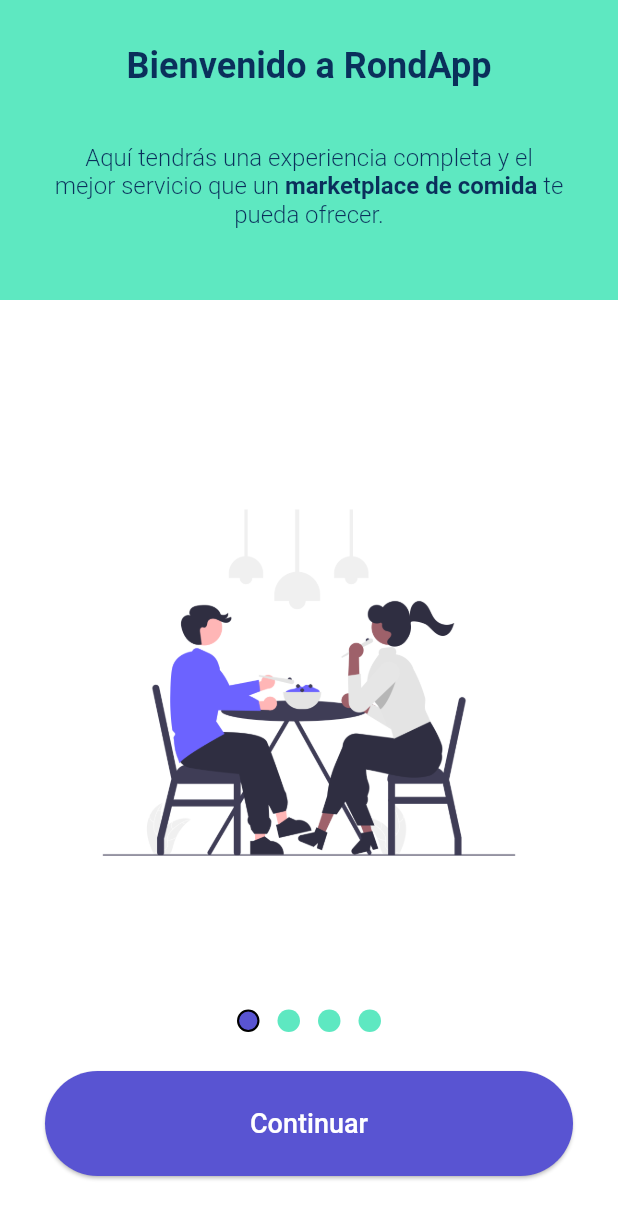
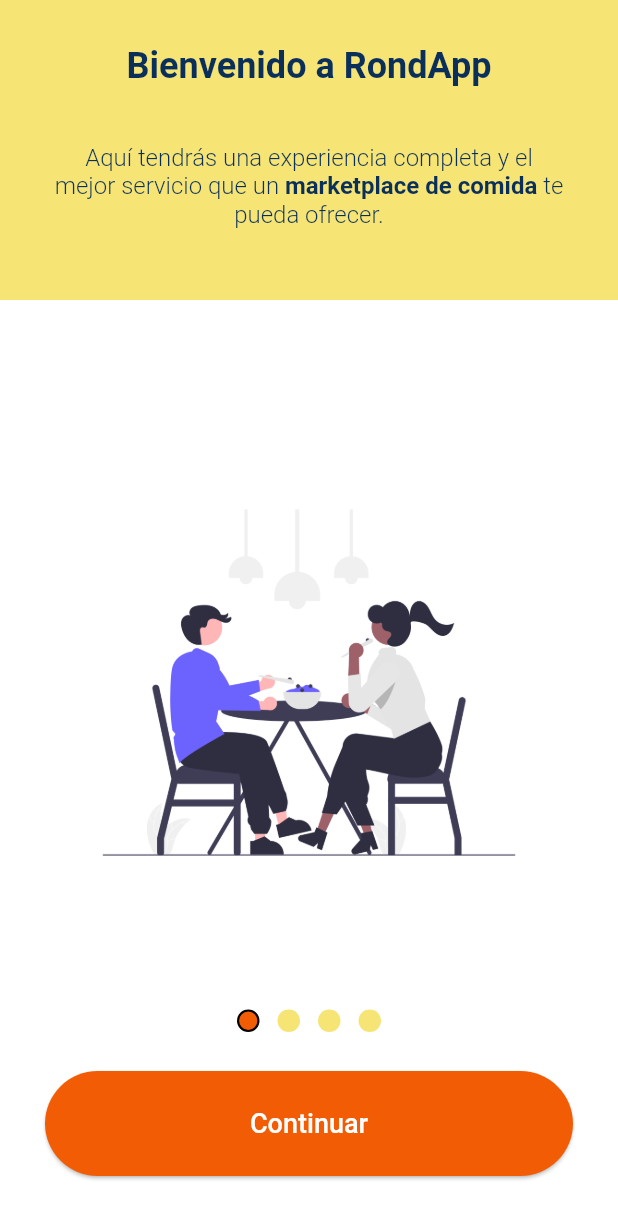
Before and after one commit to srios007/proyecto_final_seminario_restaurante, a Flutter app: the screen it shows after launch, on a phone screen of 412 x 824 dp. Shown: the top 1219 px of the screen. Run offline on Flutter 3.47's test engine with Material 2 defaults, Android fonts, the phone set to English and light mode, and no system bars; drawn by our look-alikes of dots_indicator; our stand-ins replace cached_network_image, cloud_firestore, connectivity_plus, country_code_picker, firebase_auth, firebase_core and 12 more; accounts and stored records are empty; key blocks and very long unbroken strings in the code were emptied for the run.

Commit message:
[ADD] change colors

```diff
--- a/lib/app/utils/palette.dart
+++ b/lib/app/utils/palette.dart
@@ -5,17 +5,22 @@ import 'package:flutter/material.dart';
 ///
 
 class Palette {
-  static const purple = Color(0xFF5954D2);
+  static const purple = Color(0xFFF25C05);
   static const darkBlue = Color(0xFF0A2F5B);
   static const lightBlue = Color(0xFF3478D7);
   static const yellow = Color(0xFFFEF900);
-  static const green = Color(0xFF5EE8C1);
+  static const green = Color.fromARGB(255, 246, 228, 117);
   static const white = Color(0xFFFFFFFF);
   static const gray = Color(0xFF696767);
   static const lightGray = Color(0xFFB1B1B1);
   static const black = Color(0xFF000000);
   static const red = Color(0xFFEB4335);
 
+  // Tracking colors
+  static const state1 = Color(0xFFDCDFF0);
+  static const state2 = Color(0xFFFEF0D0);
+  static const state3 = Color(0xFFDAF0F6);
+
 
 }
 
```
